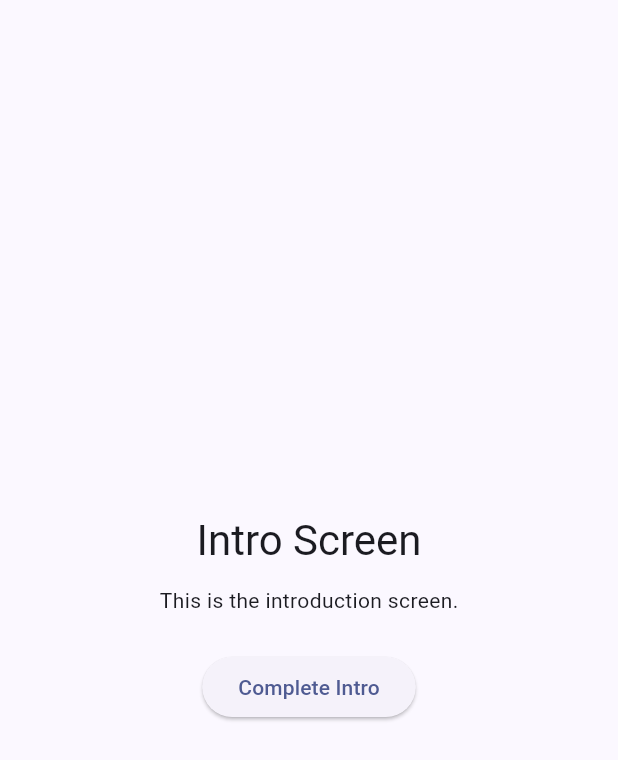
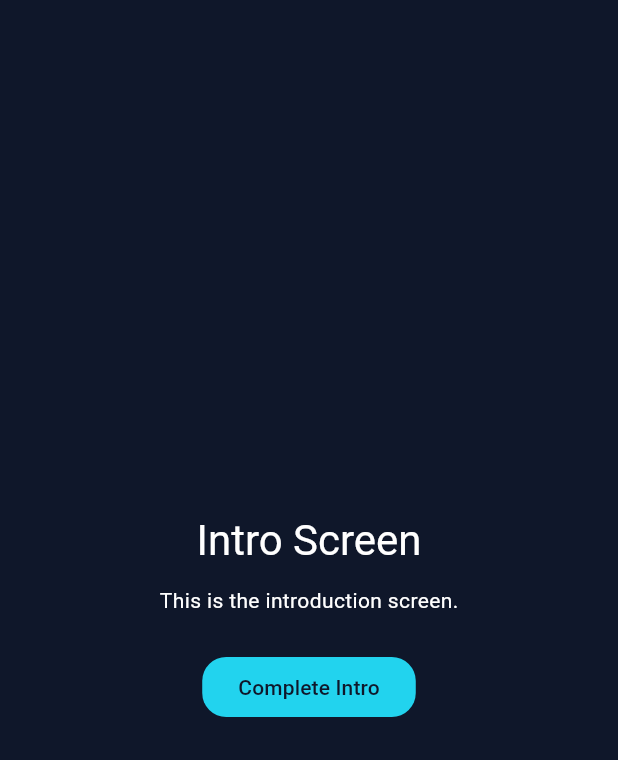
Before and after one commit to git-pet/client, a Flutter app: the screen it shows after launch, on a phone screen of 412 x 824 dp. Shown: the top 760 px of the screen. Run offline on Flutter 3.47's test engine with Material 3 defaults, Android fonts, the phone set to English and light mode, and no system bars; our stand-ins replace flutter_secure_storage, responsive_sizer.

Commit message:
:lipstick: Add: 프로젝트 기본 테마 완성

```diff
--- a/lib/main.dart
+++ b/lib/main.dart
@@ -1,6 +1,7 @@
 import 'package:client/ui/pages/intro.dart';
 import 'package:client/ui/pages/login.dart';
 import 'package:client/utils/secure_storage.dart';
+import 'package:flutter/foundation.dart';
 import 'package:flutter/material.dart';
 import 'package:responsive_sizer/responsive_sizer.dart';
 
@@ -8,6 +9,8 @@ void main() {
   WidgetsFlutterBinding.ensureInitialized();
   runApp(const GitPetApp());
 }
+
+enum _EntryTarget { intro, login }
 
 class GitPetApp extends StatelessWidget {
   const GitPetApp({super.key});
@@ -18,12 +21,7 @@ class GitPetApp extends StatelessWidget {
       builder: (context, orientation, screenType) {
         return MaterialApp(
           title: 'GitPet',
-          theme: ThemeData(
-            colorScheme: ColorScheme.fromSeed(
-              seedColor: const Color.fromARGB(255, 118, 143, 248),
-            ),
-            useMaterial3: true,
-          ),
+          theme: _buildAppTheme(),
           debugShowCheckedModeBanner: false,
           home: const AppEntryGate(),
         );
@@ -31,8 +29,6 @@ class GitPetApp extends StatelessWidget {
     );
   }
 }
-
-enum _EntryTarget { intro, login }
 
 class AppEntryGate extends StatefulWidget {
   const AppEntryGate({super.key});
@@ -81,6 +77,10 @@ class _AppEntryGateState extends State<AppEntryGate> {
     return FutureBuilder<_EntryTarget>(
       future: _entryFuture,
       builder: (context, snapshot) {
+        if (kDebugMode) {
+          return IntroPage(onComplete: _handleIntroCompleted);
+        }
+
         if (snapshot.connectionState != ConnectionState.done) {
           return const Scaffold(
             body: Center(child: CircularProgressIndicator()),
@@ -101,3 +101,45 @@ class _AppEntryGateState extends State<AppEntryGate> {
     );
   }
 }
+
+ThemeData _buildAppTheme() {
+  const darkNavy = Color(0xFF0F172A);
+  const neonTeal = Color(0xFF22D3EE);
+  const accentPurple = Color(0xFFA78BFA);
+  const highlightPink = Color(0xFFF472B6);
+  const rewardYellow = Color(0xFFFDE047);
+
+  final scheme = ColorScheme.fromSeed(
+    seedColor: neonTeal,
+    brightness: Brightness.dark,
+  ).copyWith(
+    primary: neonTeal,
+    onPrimary: darkNavy,
+    secondary: accentPurple,
+    onSecondary: darkNavy,
+    tertiary: highlightPink,
+    onTertiary: darkNavy,
+    surface: darkNavy,
+    onSurface: Colors.white,
+    primaryContainer: rewardYellow,
+    onPrimaryContainer: darkNavy,
+    secondaryContainer: const Color(0xFF111B33),
+    onSecondaryContainer: const Color(0xFFCBD5E1),
+  );
+
+  return ThemeData(
+    useMaterial3: true,
+    colorScheme: scheme,
+    scaffoldBackgroundColor: scheme.surface,
+    elevatedButtonTheme: ElevatedButtonThemeData(
+      style: ElevatedButton.styleFrom(
+        backgroundColor: scheme.primary,
+        foregroundColor: scheme.onPrimary,
+        elevation: 0,
+        shape: RoundedRectangleBorder(
+          borderRadius: BorderRadius.circular(16),
+        ),
+      ),
+    ),
+  );
+}
```
